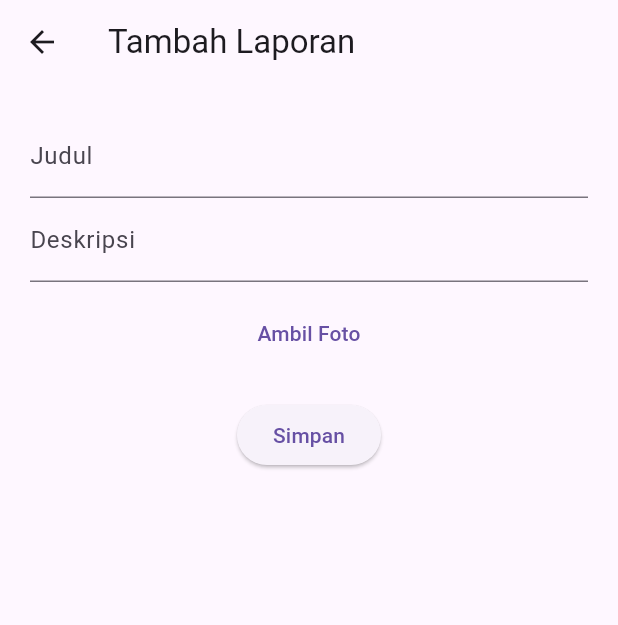
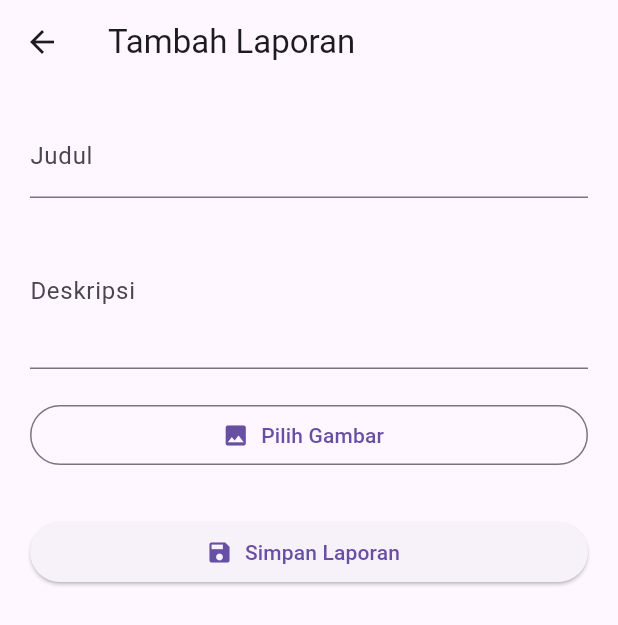
Before and after one commit to BangSaM0607/aplikasi_reporting, a Flutter app: the AddReportPage screen opened directly, on a phone screen of 412 x 824 dp. Shown: the top 625 px of the screen. Run offline on Flutter 3.47's test engine with Material 3 defaults, Android fonts, the light colour scheme and no system bars; our stand-ins replace get, image_picker, supabase_flutter; accounts and stored records are empty.

Commit message:
solusi Refactor upload gambar di web

```diff
--- a/lib/pages/add_report_page.dart
+++ b/lib/pages/add_report_page.dart
@@ -1,4 +1,4 @@
-import 'dart:io';
+import 'dart:typed_data';
 import 'package:flutter/material.dart';
 import 'package:get/get.dart';
 import 'package:image_picker/image_picker.dart';
@@ -14,58 +14,90 @@ class AddReportPage extends StatefulWidget {
 class _AddReportPageState extends State<AddReportPage> {
   final title = TextEditingController();
   final desc = TextEditingController();
-  File? image;
+  final controller = Get.put(ReportController());
   final picker = ImagePicker();
-  final controller = Get.put(ReportController());
 
-  Future pickImage() async {
-    final file = await picker.pickImage(source: ImageSource.camera);
-    if (file != null) setState(() => image = File(file.path));
+  Uint8List? imageBytes;
+
+  Future<void> pickImage() async {
+    final picked = await picker.pickImage(
+      source: ImageSource.gallery,
+      imageQuality: 75,
+    );
+
+    if (picked != null) {
+      imageBytes = await picked.readAsBytes();
+      setState(() {});
+    }
   }
 
   @override
   Widget build(BuildContext context) {
     return Scaffold(
       appBar: AppBar(title: const Text("Tambah Laporan")),
-      body: Padding(
+      body: ListView(
         padding: const EdgeInsets.all(20),
-        child: Column(
         children: [
           TextField(
             controller: title,
             decoration: const InputDecoration(labelText: "Judul"),
           ),
+          const SizedBox(height: 10),
           TextField(
             controller: desc,
             decoration: const InputDecoration(labelText: "Deskripsi"),
+            maxLines: 3,
           ),
-            const SizedBox(height: 10),
-            image == null
-                ? TextButton(
+          const SizedBox(height: 20),
+
+          /// PREVIEW GAMBAR (AMAN SEMUA PLATFORM)
+          imageBytes == null
+              ? OutlinedButton.icon(
                   onPressed: pickImage,
-                    child: const Text("Ambil Foto"),
+                  icon: const Icon(Icons.image),
+                  label: const Text("Pilih Gambar"),
                 )
-                : Image.file(image!, height: 150),
-            const SizedBox(height: 20),
+              : Column(
+                  children: [
+                    Image.memory(
+                      imageBytes!,
+                      height: 180,
+                      fit: BoxFit.cover,
+                    ),
+                    TextButton(
+                      onPressed: pickImage,
+                      child: const Text("Ganti Gambar"),
+                    ),
+                  ],
+                ),
+
+          const SizedBox(height: 30),
+
+          /// BUTTON SIMPAN
           Obx(() {
             return controller.loading.value
-                  ? const CircularProgressIndicator()
-                  : ElevatedButton(
+                ? const Center(child: CircularProgressIndicator())
+                : ElevatedButton.icon(
+                    icon: const Icon(Icons.save),
+                    label: const Text("Simpan Laporan"),
                     onPressed: () async {
-                        if (image == null) return;
+                      if (imageBytes == null) {
+                        Get.snackbar("Error", "Gambar wajib diisi");
+                        return;
+                      }
+
                       await controller.addReport(
                         title.text,
                         desc.text,
-                          image!,
+                        imageBytes!,
                       );
+
                       if (mounted) Navigator.pop(context);
                     },
-                      child: const Text("Simpan"),
                   );
           }),
         ],
       ),
-      ),
     );
   }
 }
--- a/lib/pages/home_page.dart
+++ b/lib/pages/home_page.dart
@@ -10,7 +10,6 @@ class HomePage extends StatelessWidget {
   @override
   Widget build(BuildContext context) {
     final controller = Get.put(ReportController());
-    controller.fetchReports();
 
     return Scaffold(
       appBar: AppBar(
```
Also changed, not shown: lib/controllers/report_controller.dart (+45 -12 lines), lib/pages/report_detail_page.dart (+71 -11 lines), lib/services/report_service.dart (+37 -17 lines). Lines whose indentation alone changed are shown as unchanged.
